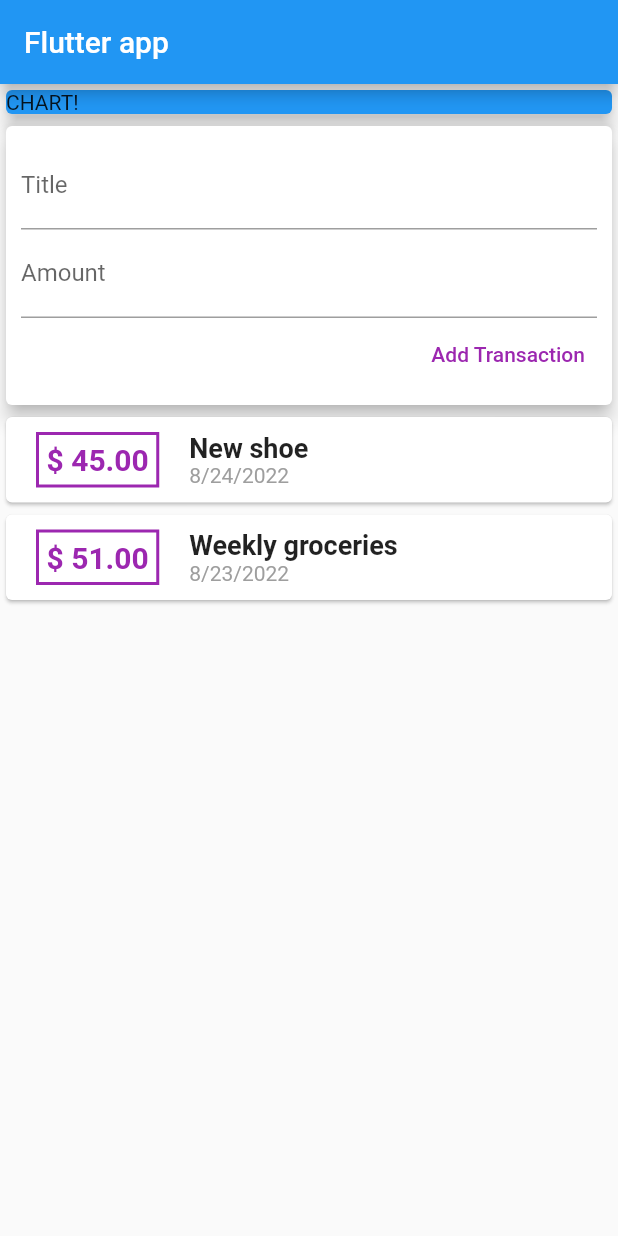
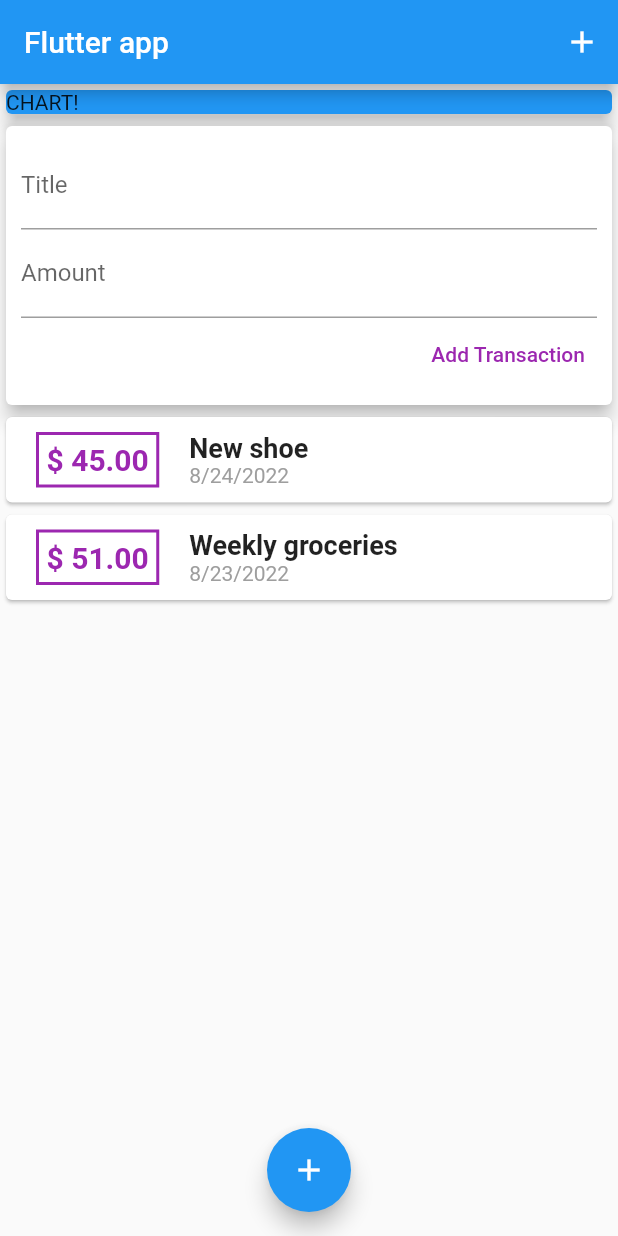
Before and after one commit to MohamedFaalil/flutter_personal_expense_tracker, a Flutter app: the screen it shows after launch, on a phone screen of 412 x 824 dp. Run offline on Flutter 3.47's test engine with Material 2 defaults, Android fonts, the phone set to English and light mode, and no system bars.

Commit message:
added IconButton on appBar section and floating action button of scafold

```diff
--- a/lib/main.dart
+++ b/lib/main.dart
@@ -29,10 +29,15 @@ class MyHomePage extends StatelessWidget {
     return Scaffold(
       appBar: AppBar(
         title: const Text('Flutter app'),
+        actions: [
+          IconButton(
+              onPressed: () {},
+              icon: const Icon(
+                Icons.add,
+              ))
+        ],
       ),
-      body: SizedBox(
-        height: 720,
-        child: SingleChildScrollView(
+      body: SingleChildScrollView(
         child: Column(
           // mainAxisAlignment: MainAxisAlignment.start,
           crossAxisAlignment: CrossAxisAlignment.center,
@@ -51,6 +56,12 @@ class MyHomePage extends StatelessWidget {
           ],
         ),
       ),
+      floatingActionButtonLocation: FloatingActionButtonLocation.centerFloat,
+      floatingActionButton: FloatingActionButton(
+        onPressed: () {},
+        child: const Icon(
+          Icons.add,
+        ),
       ),
     );
   }
```
Lines whose indentation alone changed are shown as unchanged.
